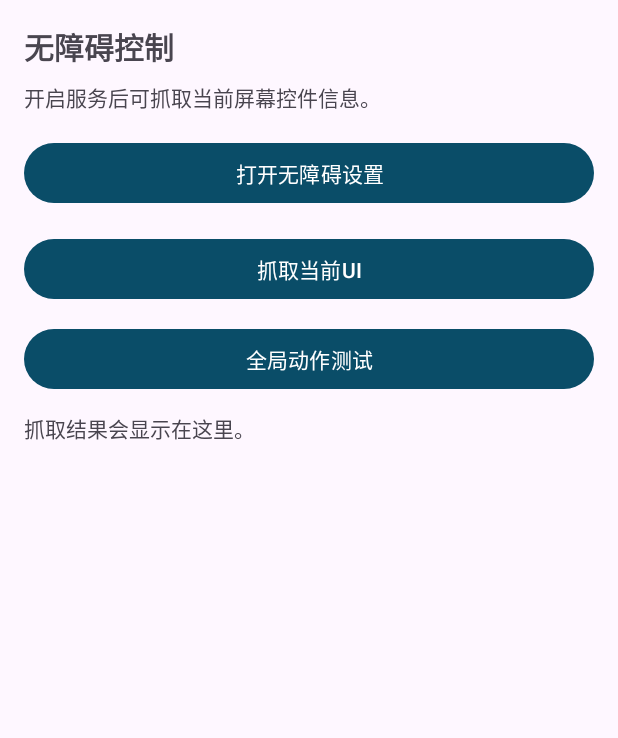
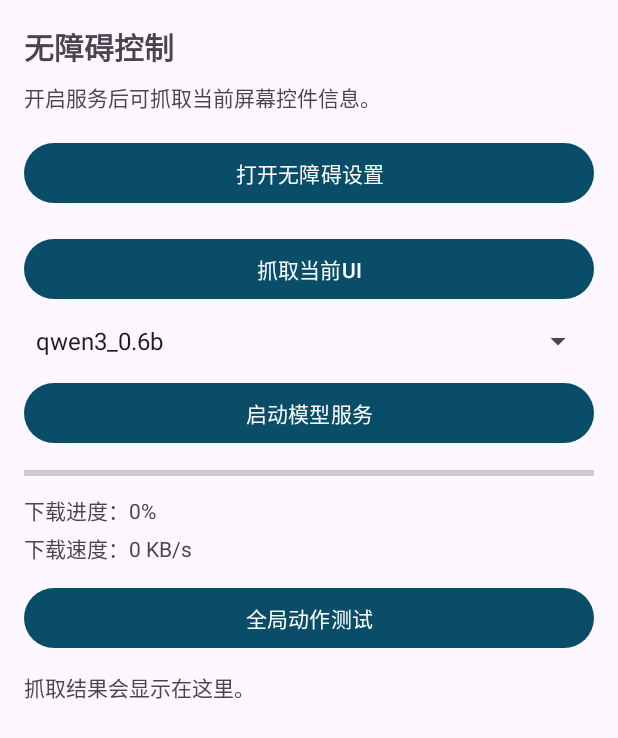
Before and after one commit to chentyjpm/ncnn_llm-android-ctl-mcp, an Android app: the screen it shows after launch (MainActivity), on a phone screen of 412 x 824 dp. Shown: the top 738 px of the screen. Run offline under Robolectric (Android 15) with nearby library versions, the phone set to English and light mode, and no system bars.

Commit message:
build ncnn manual

```diff
--- a/app/src/main/AndroidManifest.xml
+++ b/app/src/main/AndroidManifest.xml
@@ -1,4 +1,6 @@
 <manifest xmlns:android="http://schemas.android.com/apk/res/android">
+
+    <uses-permission android:name="android.permission.INTERNET" />
 
     <application
         android:allowBackup="true"
--- a/app/src/main/java/com/example/ncnn_llm_ctl/MainActivity.java
+++ b/app/src/main/java/com/example/ncnn_llm_ctl/MainActivity.java
@@ -7,17 +7,25 @@ import android.provider.Settings;
 import android.text.TextUtils;
 import android.view.accessibility.AccessibilityManager;
 import android.widget.Button;
+import android.widget.EditText;
+import android.widget.ProgressBar;
+import android.widget.Spinner;
 import android.widget.TextView;
 import android.widget.Toast;
 
 import androidx.appcompat.app.AlertDialog;
 import androidx.appcompat.app.AppCompatActivity;
 
+import java.text.DecimalFormat;
 import java.util.List;
 
 public class MainActivity extends AppCompatActivity {
 
     private TextView outputText;
+    private Spinner modelSpinner;
+    private ProgressBar downloadProgress;
+    private TextView downloadStatus;
+    private TextView downloadSpeed;
 
     @Override
     protected void onCreate(Bundle savedInstanceState) {
@@ -25,10 +33,17 @@ public class MainActivity extends AppCompatActivity {
         setContentView(R.layout.activity_main);
 
         outputText = findViewById(R.id.outputText);
+        modelSpinner = findViewById(R.id.modelSpinner);
+        downloadProgress = findViewById(R.id.downloadProgress);
+        downloadStatus = findViewById(R.id.downloadStatus);
+        downloadSpeed = findViewById(R.id.downloadSpeed);
 
         Button btnOpenSettings = findViewById(R.id.btnOpenSettings);
         Button btnDumpUi = findViewById(R.id.btnDumpUi);
+        Button btnStartServer = findViewById(R.id.btnStartServer);
         Button btnGlobalAction = findViewById(R.id.btnGlobalAction);
+
+        setupModelSpinner();
 
         btnOpenSettings.setOnClickListener(v -> openAccessibilitySettings());
 
@@ -43,6 +58,44 @@ public class MainActivity extends AppCompatActivity {
             } else {
                 outputText.setText(dump);
             }
+        });
+
+        btnStartServer.setOnClickListener(v -> {
+            String modelName = (String) modelSpinner.getSelectedItem();
+            if (TextUtils.isEmpty(modelName)) {
+                toast("请输入模型名称。");
+                return;
+            }
+            toast("开始下载并启动服务…");
+            btnStartServer.setEnabled(false);
+            downloadProgress.setIndeterminate(true);
+            downloadProgress.setProgress(0);
+            downloadStatus.setText("下载进度：0%");
+            downloadSpeed.setText("下载速度：0 KB/s");
+            new Thread(() -> {
+                try {
+                    ModelDownloader.ProgressListener listener = (file, downloaded, total, speed) -> {
+                        runOnUiThread(() -> updateDownloadUi(file, downloaded, total, speed));
+                    };
+                    java.io.File modelDir = ModelDownloader.ensureModel(
+                            getApplicationContext(), modelName, listener);
+                    boolean ok = NcnnLlmBridge.startOpenAiServer(
+                            modelDir.getAbsolutePath(), 8080, false);
+                    runOnUiThread(() -> {
+                        if (ok) {
+                            toast("服务已启动，端口 8080。");
+                        } else {
+                            toast("服务启动失败或已在运行。");
+                        }
+                        btnStartServer.setEnabled(true);
+                    });
+                } catch (Exception e) {
+                    runOnUiThread(() -> {
+                        toast("启动失败: " + e.getMessage());
+                        btnStartServer.setEnabled(true);
+                    });
+                }
+            }).start();
         });
 
         btnGlobalAction.setOnClickListener(v -> {
@@ -110,4 +163,43 @@ public class MainActivity extends AppCompatActivity {
     private void toast(String message) {
         Toast.makeText(this, message, Toast.LENGTH_SHORT).show();
     }
+
+    private void setupModelSpinner() {
+        String[] models = new String[] {
+                "qwen3_0.6b",
+                "qwen2.5_0.5b",
+                "minicpm4_0.5b",
+                "nllb_600m"
+        };
+        android.widget.ArrayAdapter<String> adapter = new android.widget.ArrayAdapter<>(
+                this, android.R.layout.simple_spinner_item, models);
+        adapter.setDropDownViewResource(android.R.layout.simple_spinner_dropdown_item);
+        modelSpinner.setAdapter(adapter);
+        modelSpinner.setSelection(0);
+    }
+
+    private void updateDownloadUi(String file, long downloaded, long total, long speed) {
+        if (total > 0) {
+            downloadProgress.setIndeterminate(false);
+            int progress = (int) Math.min(1000, (downloaded * 1000L) / total);
+            downloadProgress.setProgress(progress);
+            downloadStatus.setText("下载中：" + file + " " + (progress / 10.0f) + "%");
+        } else {
+            downloadProgress.setIndeterminate(true);
+            downloadStatus.setText("下载中：" + file);
+        }
+        downloadSpeed.setText("下载速度：" + formatSpeed(speed));
+    }
+
+    private String formatSpeed(long bytesPerSec) {
+        if (bytesPerSec <= 0) {
+            return "0 KB/s";
+        }
+        double kb = bytesPerSec / 1024.0;
+        if (kb < 1024) {
+            return new DecimalFormat("0.0").format(kb) + " KB/s";
+        }
+        double mb = kb / 1024.0;
+        return new DecimalFormat("0.0").format(mb) + " MB/s";
+    }
 }
--- a/app/src/main/res/layout/activity_main.xml
+++ b/app/src/main/res/layout/activity_main.xml
@@ -46,13 +46,64 @@
         app:layout_constraintStart_toStartOf="parent"
         app:layout_constraintEnd_toEndOf="parent" />
 
+    <Spinner
+        android:id="@+id/modelSpinner"
+        android:layout_width="0dp"
+        android:layout_height="wrap_content"
+        android:layout_marginTop="12dp"
+        app:layout_constraintTop_toBottomOf="@id/btnDumpUi"
+        app:layout_constraintStart_toStartOf="parent"
+        app:layout_constraintEnd_toEndOf="parent" />
+
+    <Button
+        android:id="@+id/btnStartServer"
+        android:layout_width="0dp"
+        android:layout_height="wrap_content"
+        android:layout_marginTop="12dp"
+        android:text="启动模型服务"
+        app:layout_constraintTop_toBottomOf="@id/modelSpinner"
+        app:layout_constraintStart_toStartOf="parent"
+        app:layout_constraintEnd_toEndOf="parent" />
+
+    <ProgressBar
+        android:id="@+id/downloadProgress"
+        style="?android:attr/progressBarStyleHorizontal"
+        android:layout_width="0dp"
+        android:layout_height="wrap_content"
+        android:layout_marginTop="8dp"
+        android:max="1000"
+        android:progress="0"
+        app:layout_constraintTop_toBottomOf="@id/btnStartServer"
+        app:layout_constraintStart_toStartOf="parent"
+        app:layout_constraintEnd_toEndOf="parent" />
+
+    <TextView
+        android:id="@+id/downloadStatus"
+        android:layout_width="0dp"
+        android:layout_height="wrap_content"
+        android:layout_marginTop="6dp"
+        android:text="下载进度：0%"
+        app:layout_constraintTop_toBottomOf="@id/downloadProgress"
+        app:layout_constraintStart_toStartOf="parent"
+        app:layout_constraintEnd_toEndOf="parent" />
+
+    <TextView
+        android:id="@+id/downloadSpeed"
+        android:layout_width="0dp"
+        android:layout_height="wrap_content"
+        android:layout_marginTop="4dp"
+        android:text="下载速度：0 KB/s"
+        app:layout_constraintTop_toBottomOf="@id/downloadStatus"
+        app:layout_constraintStart_toStartOf="parent"
+        app:layout_constraintEnd_toEndOf="parent" />
+
     <Button
         android:id="@+id/btnGlobalAction"
         android:layout_width="0dp"
         android:layout_height="wrap_content"
         android:layout_marginTop="12dp"
         android:text="全局动作测试"
-        app:layout_constraintTop_toBottomOf="@id/btnDumpUi"
+        app:layout_constraintTop_toBottomOf="@id/downloadSpeed"
         app:layout_constraintStart_toStartOf="parent"
         app:layout_constraintEnd_toEndOf="parent" />
 
```
Also changed, not shown: app/build.gradle (+10 -0 lines), app/src/main/cpp/CMakeLists.txt (added, +60 -0 lines), app/src/main/java/com/example/ncnn_llm_ctl/ModelDownloader.java (added, +272 -0 lines), app/src/main/java/com/example/ncnn_llm_ctl/NcnnLlmBridge.java (added, +22 -0 lines), 2 other files.
